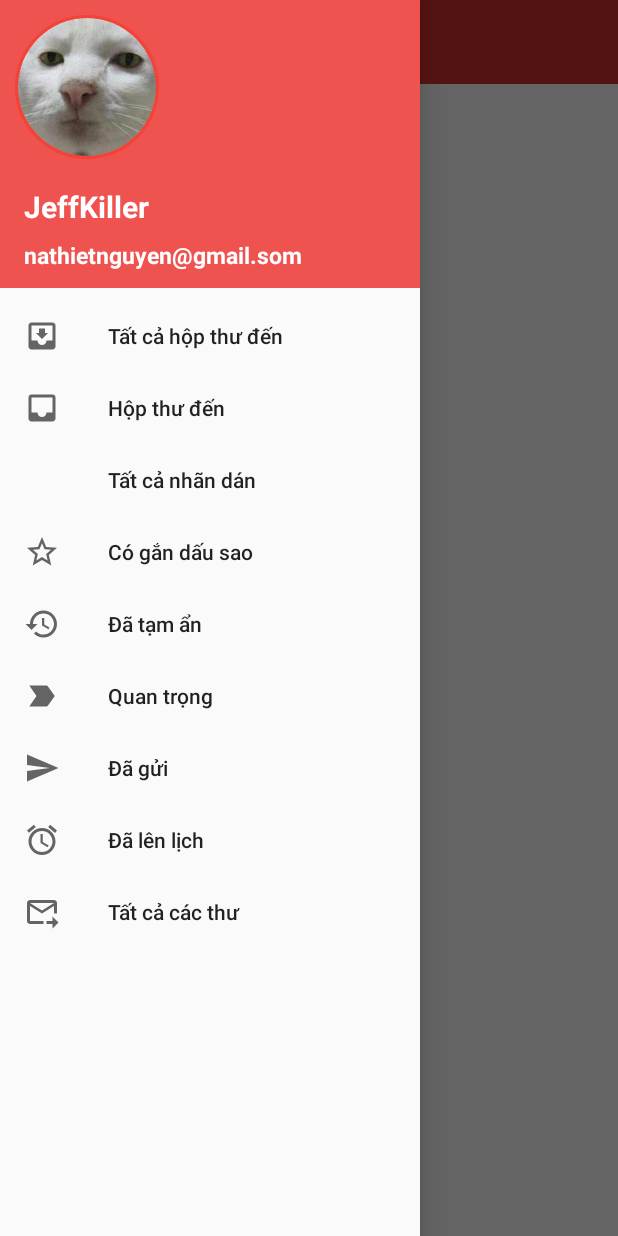
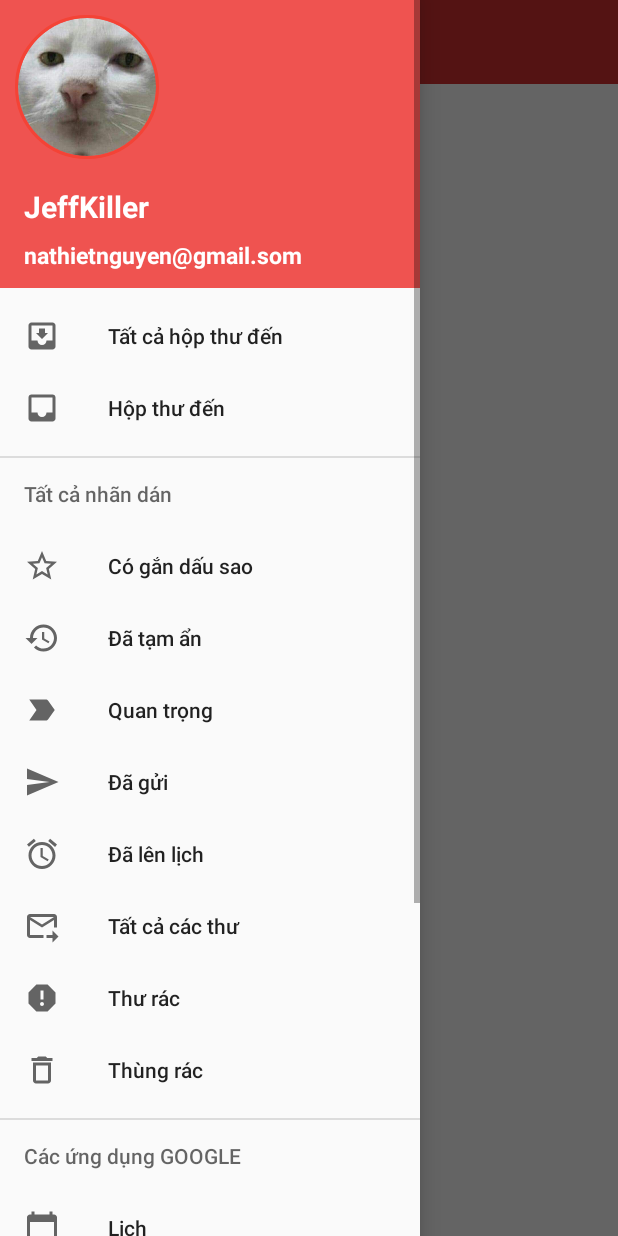
Before and after one commit to JeffKi11er/email_client_app, an Android app: the screen it shows after launch (MainActivity), with the side drawer open, on a phone screen of 412 x 824 dp. Run offline under Robolectric (Android 15) with nearby library versions, the phone set to English and light mode, and no system bars; our stand-ins replace CircleImageView.

Commit message:
Complete Base Navigation

```diff
--- /dev/null
+++ b/app/src/main/res/drawable/ic_bin.xml
@@ -0,0 +1,10 @@
+<vector xmlns:android="http://schemas.android.com/apk/res/android"
+    android:width="24dp"
+    android:height="24dp"
+    android:viewportWidth="24"
+    android:viewportHeight="24"
+    android:tint="?attr/colorControlNormal">
+  <path
+      android:fillColor="@android:color/white"
+      android:pathData="M6,19c0,1.1 0.9,2 2,2h8c1.1,0 2,-0.9 2,-2L18,7L6,7v12zM8,9h8v10L8,19L8,9zM15.5,4l-1,-1h-5l-1,1L5,4v2h14L19,4z"/>
+</vector>
--- /dev/null
+++ b/app/src/main/res/drawable/ic_calendar.xml
@@ -0,0 +1,10 @@
+<vector xmlns:android="http://schemas.android.com/apk/res/android"
+    android:width="24dp"
+    android:height="24dp"
+    android:viewportWidth="24"
+    android:viewportHeight="24"
+    android:tint="?attr/colorControlNormal">
+  <path
+      android:fillColor="@android:color/white"
+      android:pathData="M20,3h-1L19,1h-2v2L7,3L7,1L5,1v2L4,3c-1.1,0 -2,0.9 -2,2v16c0,1.1 0.9,2 2,2h16c1.1,0 2,-0.9 2,-2L22,5c0,-1.1 -0.9,-2 -2,-2zM20,21L4,21L4,8h16v13z"/>
+</vector>
--- /dev/null
+++ b/app/src/main/res/drawable/ic_contact.xml
@@ -0,0 +1,10 @@
+<vector xmlns:android="http://schemas.android.com/apk/res/android"
+    android:width="24dp"
+    android:height="24dp"
+    android:viewportWidth="24"
+    android:viewportHeight="24"
+    android:tint="?attr/colorControlNormal">
+  <path
+      android:fillColor="@android:color/white"
+      android:pathData="M19,3h-1L18,1h-2v2L8,3L8,1L6,1v2L5,3c-1.11,0 -2,0.9 -2,2v14c0,1.1 0.89,2 2,2h14c1.1,0 2,-0.9 2,-2L21,5c0,-1.1 -0.9,-2 -2,-2zM12,6c1.66,0 3,1.34 3,3s-1.34,3 -3,3 -3,-1.34 -3,-3 1.34,-3 3,-3zM18,18L6,18v-1c0,-2 4,-3.1 6,-3.1s6,1.1 6,3.1v1z"/>
+</vector>
--- /dev/null
+++ b/app/src/main/res/drawable/ic_help.xml
@@ -0,0 +1,10 @@
+<vector xmlns:android="http://schemas.android.com/apk/res/android"
+    android:width="24dp"
+    android:height="24dp"
+    android:viewportWidth="24"
+    android:viewportHeight="24"
+    android:tint="?attr/colorControlNormal">
+  <path
+      android:fillColor="@android:color/white"
+      android:pathData="M19,2L5,2c-1.11,0 -2,0.9 -2,2v14c0,1.1 0.89,2 2,2h4l3,3 3,-3h4c1.1,0 2,-0.9 2,-2L21,4c0,-1.1 -0.9,-2 -2,-2zM13,18h-2v-2h2v2zM15.07,10.25l-0.9,0.92C13.45,11.9 13,12.5 13,14h-2v-0.5c0,-1.1 0.45,-2.1 1.17,-2.83l1.24,-1.26c0.37,-0.36 0.59,-0.86 0.59,-1.41 0,-1.1 -0.9,-2 -2,-2s-2,0.9 -2,2L8,8c0,-2.21 1.79,-4 4,-4s4,1.79 4,4c0,0.88 -0.36,1.68 -0.93,2.25z"/>
+</vector>
--- /dev/null
+++ b/app/src/main/res/drawable/ic_settings.xml
@@ -0,0 +1,10 @@
+<vector xmlns:android="http://schemas.android.com/apk/res/android"
+    android:width="24dp"
+    android:height="24dp"
+    android:viewportWidth="24"
+    android:viewportHeight="24"
+    android:tint="?attr/colorControlNormal">
+  <path
+      android:fillColor="@android:color/white"
+      android:pathData="M19.14,12.94c0.04,-0.3 0.06,-0.61 0.06,-0.94c0,-0.32 -0.02,-0.64 -0.07,-0.94l2.03,-1.58c0.18,-0.14 0.23,-0.41 0.12,-0.61l-1.92,-3.32c-0.12,-0.22 -0.37,-0.29 -0.59,-0.22l-2.39,0.96c-0.5,-0.38 -1.03,-0.7 -1.62,-0.94L14.4,2.81c-0.04,-0.24 -0.24,-0.41 -0.48,-0.41h-3.84c-0.24,0 -0.43,0.17 -0.47,0.41L9.25,5.35C8.66,5.59 8.12,5.92 7.63,6.29L5.24,5.33c-0.22,-0.08 -0.47,0 -0.59,0.22L2.74,8.87C2.62,9.08 2.66,9.34 2.86,9.48l2.03,1.58C4.84,11.36 4.8,11.69 4.8,12s0.02,0.64 0.07,0.94l-2.03,1.58c-0.18,0.14 -0.23,0.41 -0.12,0.61l1.92,3.32c0.12,0.22 0.37,0.29 0.59,0.22l2.39,-0.96c0.5,0.38 1.03,0.7 1.62,0.94l0.36,2.54c0.05,0.24 0.24,0.41 0.48,0.41h3.84c0.24,0 0.44,-0.17 0.47,-0.41l0.36,-2.54c0.59,-0.24 1.13,-0.56 1.62,-0.94l2.39,0.96c0.22,0.08 0.47,0 0.59,-0.22l1.92,-3.32c0.12,-0.22 0.07,-0.47 -0.12,-0.61L19.14,12.94zM12,15.6c-1.98,0 -3.6,-1.62 -3.6,-3.6s1.62,-3.6 3.6,-3.6s3.6,1.62 3.6,3.6S13.98,15.6 12,15.6z"/>
+</vector>
--- /dev/null
+++ b/app/src/main/res/drawable/ic_spam.xml
@@ -0,0 +1,10 @@
+<vector xmlns:android="http://schemas.android.com/apk/res/android"
+    android:width="24dp"
+    android:height="24dp"
+    android:viewportWidth="24"
+    android:viewportHeight="24"
+    android:tint="?attr/colorControlNormal">
+  <path
+      android:fillColor="@android:color/white"
+      android:pathData="M15.73,3L8.27,3L3,8.27v7.46L8.27,21h7.46L21,15.73L21,8.27L15.73,3zM12,17.3c-0.72,0 -1.3,-0.58 -1.3,-1.3 0,-0.72 0.58,-1.3 1.3,-1.3 0.72,0 1.3,0.58 1.3,1.3 0,0.72 -0.58,1.3 -1.3,1.3zM13,13h-2L11,7h2v6z"/>
+</vector>
--- a/app/src/main/res/menu/main_menu.xml
+++ b/app/src/main/res/menu/main_menu.xml
@@ -1,40 +1,75 @@
 <?xml version="1.0" encoding="utf-8"?>
 <menu xmlns:android="http://schemas.android.com/apk/res/android"
->
+    xmlns:app="http://schemas.android.com/apk/res-auto">
     <item
         android:id="@+id/menu_all"
         android:icon="@drawable/ic_all_inb"
-        android:title="Tất cả hộp thư đến"
-        ></item>
+        android:title="Tất cả hộp thư đến"></item>
+    <item android:title="">
         <item
             android:id="@+id/menu_inb"
             android:icon="@drawable/ic_inb"
-        android:title="Hộp thư đến"></item>
-    <item
-        android:id="@+id/menu_branch"
-        android:title="Tất cả nhãn dán"></item>
+            android:title="@string/inbox"></item>
+    </item>
+    <item android:title="@string/branches">
+        <menu>
             <item
                 android:id="@+id/menu_star"
-        android:title="Có gắn dấu sao"
-        android:icon="@drawable/ic_star"></item>
+                android:icon="@drawable/ic_star"
+                android:title="@string/star"></item>
             <item
                 android:id="@+id/menu_hiden"
                 android:icon="@drawable/ic_hiden"
-        android:title="Đã tạm ẩn"></item>
+                android:title="@string/hiden"></item>
             <item
                 android:id="@+id/menu_important"
                 android:icon="@drawable/ic_important"
-        android:title="Quan trọng"></item>
+                android:title="@string/important"></item>
             <item
                 android:id="@+id/menu_sent"
                 android:icon="@drawable/ic_send"
-        android:title="Đã gửi"></item>
+                android:title="@string/sent"></item>
             <item
                 android:id="@+id/menu_plan"
                 android:icon="@drawable/ic_plan"
-        android:title="Đã lên lịch"></item>
+                android:title="@string/plan"></item>
             <item
                 android:id="@+id/menu_all_"
                 android:icon="@drawable/ic_all_inbox"
-        android:title="Tất cả các thư"></item>
+                android:title="@string/all"></item>
+            <item
+                android:id="@+id/menu_spam"
+                android:icon="@drawable/ic_spam"
+                android:title="@string/spams"></item>
+            <item
+                android:id="@+id/menu_bin"
+                android:icon="@drawable/ic_bin"
+                android:title="@string/bin"></item>
         </menu>
+    </item>
+    <item
+        android:title="@string/gg_tools">
+        <menu>
+            <item
+                android:id="@+id/menu_calendar"
+                android:title="@string/calendar"
+                android:icon="@drawable/ic_calendar"></item>
+            <item
+                android:id="@+id/menu_contact"
+                android:title="@string/contact"
+                android:icon="@drawable/ic_contact"></item>
+        </menu>
+    </item>
+    <item android:title="@string/others">
+        <menu>
+            <item
+                android:id="@+id/menu_setting"
+                android:title="@string/setting"
+                android:icon="@drawable/ic_settings"></item>
+            <item
+                android:id="@+id/menu_help"
+                android:title="@string/help"
+                android:icon="@drawable/ic_help"></item>
+        </menu>
+    </item>
+</menu>
--- a/app/src/main/res/values/strings.xml
+++ b/app/src/main/res/values/strings.xml
@@ -1,3 +1,19 @@
 <resources>
     <string name="app_name">email_client_app</string>
+    <string name="inbox">Hộp thư đến</string>
+    <string name="branches">Tất cả nhãn dán</string>
+    <string name="star">Có gắn dấu sao</string>
+    <string name="hiden">Đã tạm ẩn</string>
+    <string name="important">Quan trọng</string>
+    <string name="sent">Đã gửi</string>
+    <string name="plan">Đã lên lịch</string>
+    <string name="all">Tất cả các thư</string>
+    <string name="spams">Thư rác</string>
+    <string name="bin">Thùng rác</string>
+    <string name="gg_tools">Các ứng dụng GOOGLE</string>
+    <string name="calendar">Lịch</string>
+    <string name="contact">Danh bạ</string>
+    <string name="setting">Cài đặt</string>
+    <string name="help">Trợ giúp phản hồi</string>
+    <string name="others">Khác</string>
 </resources>
```
Lines whose indentation alone changed are shown as unchanged.
